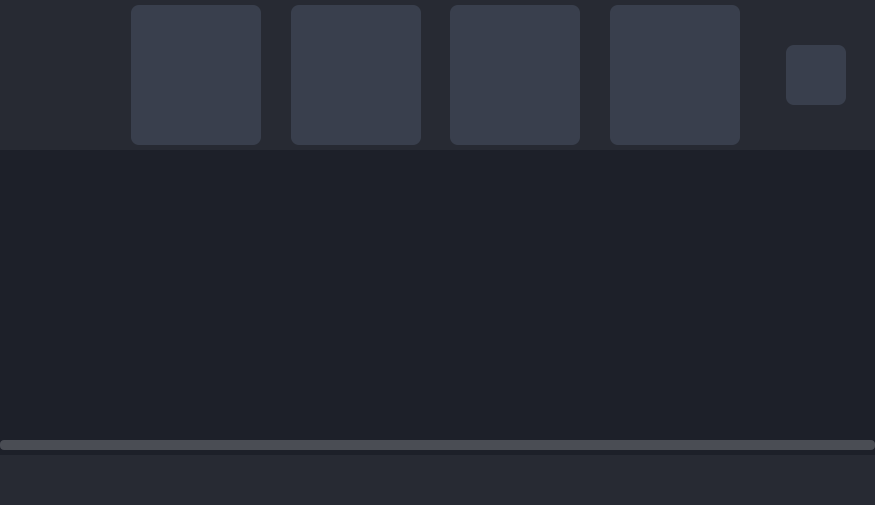
First picture: the form in widgets/viewer/videoviewer.ui, repository wyc15002105071/Recorder, before the edit.
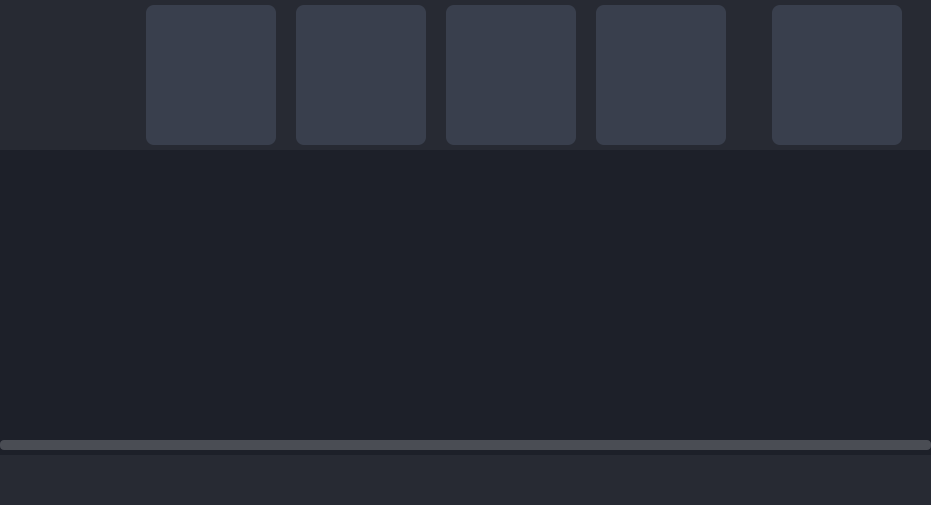
Second picture: the form after the edit. Icons and pictures are not drawn.

What changed in the file:
```diff
--- a/widgets/viewer/videoviewer.ui
+++ b/widgets/viewer/videoviewer.ui
@@ -6,7 +6,7 @@
    <rect>
     <x>0</x>
     <y>0</y>
-    <width>875</width>
+    <width>931</width>
     <height>505</height>
    </rect>
   </property>
@@ -114,7 +114,7 @@
      </property>
      <layout class="QHBoxLayout" name="horizontalLayout">
       <property name="leftMargin">
-       <number>5</number>
+       <number>20</number>
       </property>
       <property name="topMargin">
        <number>5</number>
@@ -125,7 +125,7 @@
       <item alignment="Qt::AlignLeft">
        <widget class="QPushButton" name="back_btn">
         <property name="sizePolicy">
-         <sizepolicy hsizetype="Fixed" vsizetype="Fixed">
+         <sizepolicy hsizetype="Fixed" vsizetype="Expanding">
           <horstretch>0</horstretch>
           <verstretch>0</verstretch>
          </sizepolicy>
@@ -133,13 +133,13 @@
         <property name="minimumSize">
          <size>
           <width>80</width>
-          <height>60</height>
+          <height>0</height>
          </size>
         </property>
         <property name="maximumSize">
          <size>
           <width>80</width>
-          <height>60</height>
+          <height>16777215</height>
          </size>
         </property>
         <property name="text">
@@ -309,15 +309,15 @@
       <item>
        <widget class="QPushButton" name="selectMode_btn">
         <property name="sizePolicy">
-         <sizepolicy hsizetype="Fixed" vsizetype="Fixed">
+         <sizepolicy hsizetype="Fixed" vsizetype="Expanding">
           <horstretch>0</horstretch>
           <verstretch>0</verstretch>
          </sizepolicy>
         </property>
         <property name="minimumSize">
          <size>
-          <width>60</width>
-          <height>60</height>
+          <width>130</width>
+          <height>130</height>
          </size>
         </property>
         <property name="text">
```
